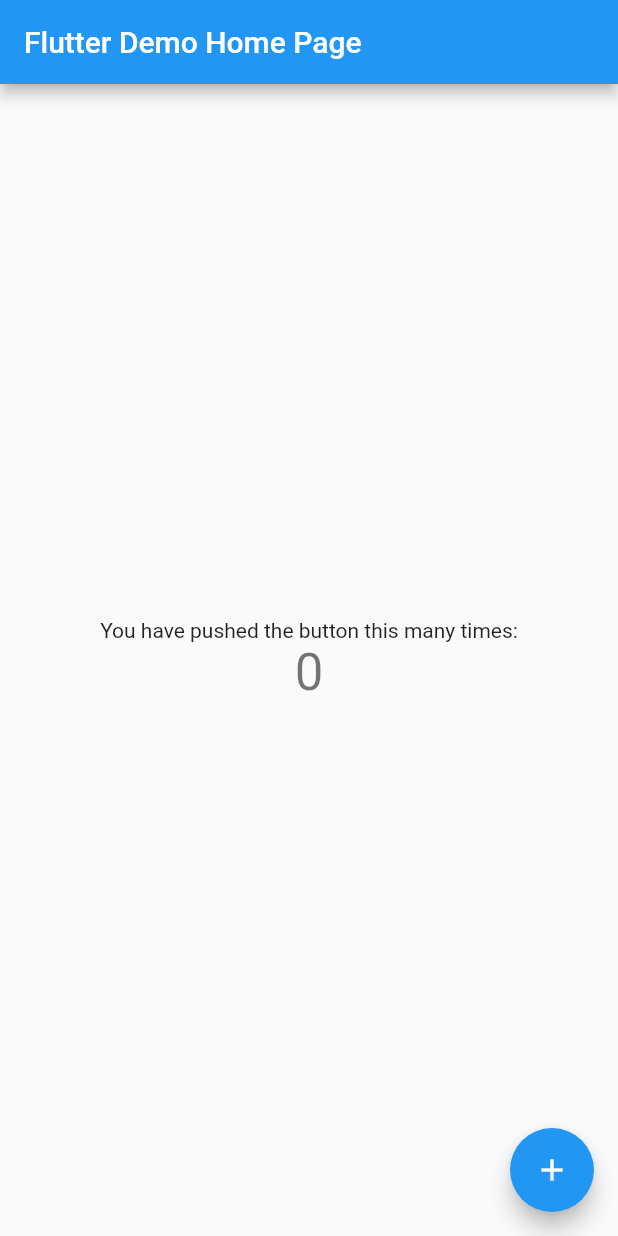
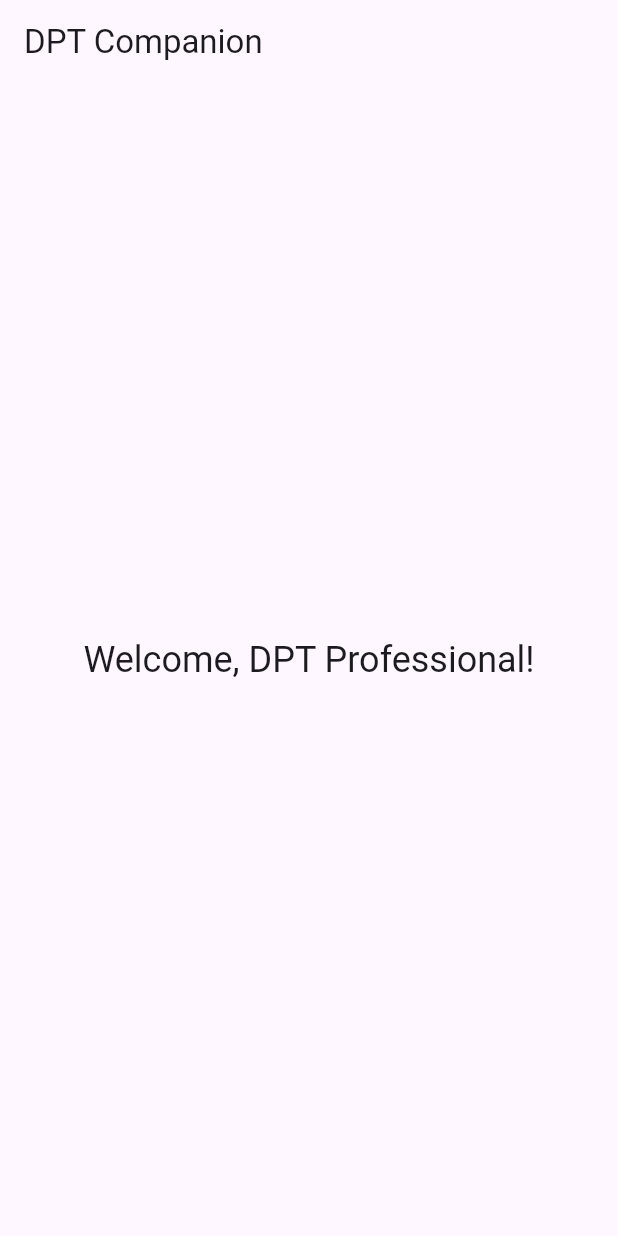
Before and after one commit to Mdrapkin18/CEU_Companion, a Flutter app: the screen it shows after launch, on a phone screen of 412 x 824 dp. Run offline on Flutter 3.47's test engine with Material 2 defaults, Android fonts, the light colour scheme and no system bars.

Commit message:
Updated UI to align with Material 3, One UI 6.0, iOS 17 standards, and added light and dark mode themes

```diff
--- a/lib/main.dart
+++ b/lib/main.dart
@@ -1,115 +1,42 @@
 import 'package:flutter/material.dart';
 
 void main() {
-  runApp(const MyApp());
+  runApp(MyApp());
 }
 
 class MyApp extends StatelessWidget {
-  const MyApp({super.key});
-
-  // This widget is the root of your application.
   @override
   Widget build(BuildContext context) {
     return MaterialApp(
-      title: 'Flutter Demo',
+      title: 'DPT Companion',
       theme: ThemeData(
-        // This is the theme of your application.
-        //
-        // Try running your application with "flutter run". You'll see the
-        // application has a blue toolbar. Then, without quitting the app, try
-        // changing the primarySwatch below to Colors.green and then invoke
-        // "hot reload" (press "r" in the console where you ran "flutter run",
-        // or simply save your changes to "hot reload" in a Flutter IDE).
-        // Notice that the counter didn't reset back to zero; the application
-        // is not restarted.
+        brightness: Brightness.light,
         primarySwatch: Colors.blue,
+        useMaterial3: true,
       ),
-      home: const MyHomePage(title: 'Flutter Demo Home Page'),
+      darkTheme: ThemeData(
+        brightness: Brightness.dark,
+        primarySwatch: Colors.blueGrey,
+        useMaterial3: true,
+      ),
+      home: MyHomePage(),
     );
   }
 }
 
-class MyHomePage extends StatefulWidget {
-  const MyHomePage({super.key, required this.title});
-
-  // This widget is the home page of your application. It is stateful, meaning
-  // that it has a State object (defined below) that contains fields that affect
-  // how it looks.
-
-  // This class is the configuration for the state. It holds the values (in this
-  // case the title) provided by the parent (in this case the App widget) and
-  // used by the build method of the State. Fields in a Widget subclass are
-  // always marked "final".
-
-  final String title;
-
-  @override
-  State<MyHomePage> createState() => _MyHomePageState();
-}
-
-class _MyHomePageState extends State<MyHomePage> {
-  int _counter = 0;
-
-  void _incrementCounter() {
-    setState(() {
-      // This call to setState tells the Flutter framework that something has
-      // changed in this State, which causes it to rerun the build method below
-      // so that the display can reflect the updated values. If we changed
-      // _counter without calling setState(), then the build method would not be
-      // called again, and so nothing would appear to happen.
-      _counter++;
-    });
-  }
-
+class MyHomePage extends StatelessWidget {
   @override
   Widget build(BuildContext context) {
-    // This method is rerun every time setState is called, for instance as done
-    // by the _incrementCounter method above.
-    //
-    // The Flutter framework has been optimized to make rerunning build methods
-    // fast, so that you can just rebuild anything that needs updating rather
-    // than having to individually change instances of widgets.
     return Scaffold(
       appBar: AppBar(
-        // Here we take the value from the MyHomePage object that was created by
-        // the App.build method, and use it to set our appbar title.
-        title: Text(widget.title),
+        title: Text('DPT Companion'),
       ),
       body: Center(
-        // Center is a layout widget. It takes a single child and positions it
-        // in the middle of the parent.
-        child: Column(
-          // Column is also a layout widget. It takes a list of children and
-          // arranges them vertically. By default, it sizes itself to fit its
-          // children horizontally, and tries to be as tall as its parent.
-          //
-          // Invoke "debug painting" (press "p" in the console, choose the
-          // "Toggle Debug Paint" action from the Flutter Inspector in Android
-          // Studio, or the "Toggle Debug Paint" command in Visual Studio Code)
-          // to see the wireframe for each widget.
-          //
-          // Column has various properties to control how it sizes itself and
-          // how it positions its children. Here we use mainAxisAlignment to
-          // center the children vertically; the main axis here is the vertical
-          // axis because Columns are vertical (the cross axis would be
-          // horizontal).
-          mainAxisAlignment: MainAxisAlignment.center,
-          children: <Widget>[
-            const Text(
-              'You have pushed the button this many times:',
-            ),
-            Text(
-              '$_counter',
-              style: Theme.of(context).textTheme.headlineMedium,
-            ),
-          ],
+        child: Text(
+          'Welcome, DPT Professional!',
+          style: Theme.of(context).textTheme.headline5,
         ),
       ),
-      floatingActionButton: FloatingActionButton(
-        onPressed: _incrementCounter,
-        tooltip: 'Increment',
-        child: const Icon(Icons.add),
-      ), // This trailing comma makes auto-formatting nicer for build methods.
     );
   }
 }
```
